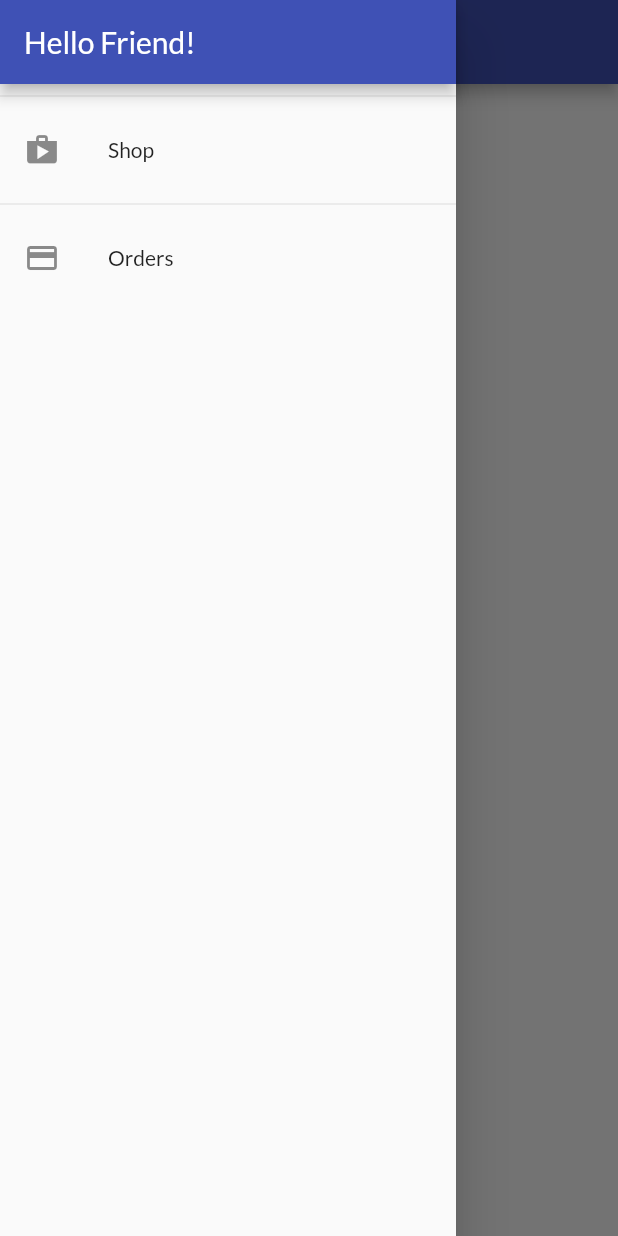
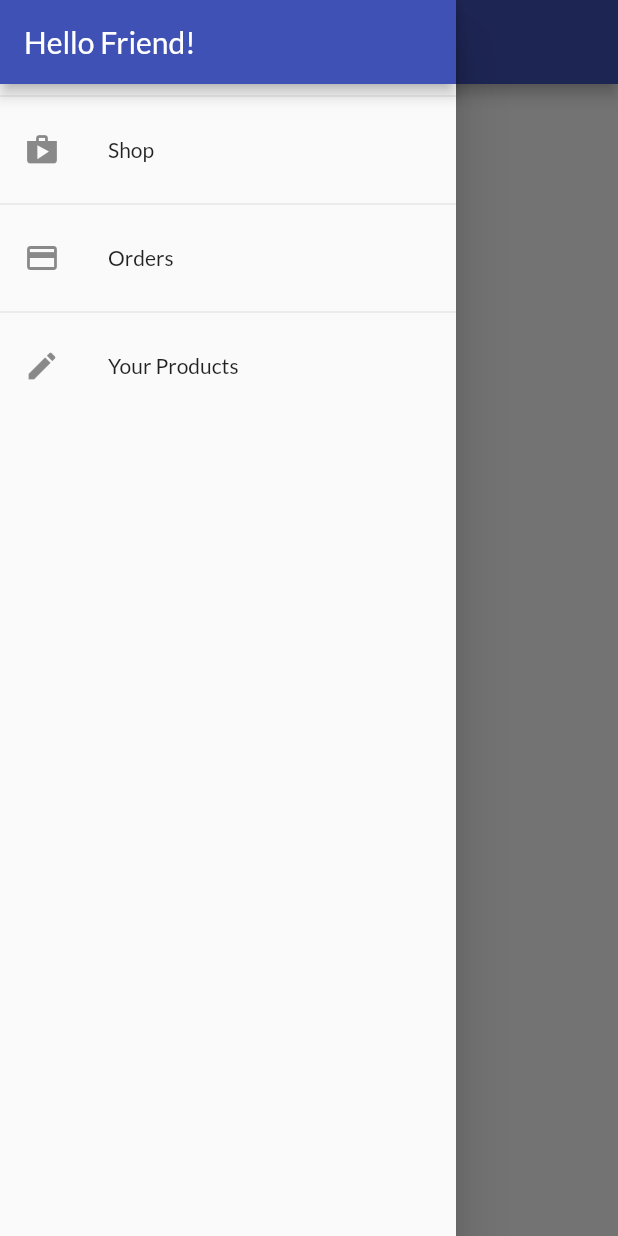
Before and after one commit to alinbabu2010/ShopApp, a Flutter app: the OrdersScreen screen opened by its route, with the side drawer open, on a phone screen of 412 x 824 dp. Run offline on Flutter 3.47's test engine with Material 2 defaults, Android fonts, the phone set to English and light mode, and no system bars; network calls fail.

Commit message:
Add user products navigation and drawer item

```diff
--- a/lib/main.dart
+++ b/lib/main.dart
@@ -7,6 +7,7 @@ import 'package:shop_app/screens/cart_screen.dart';
 import 'package:shop_app/screens/orders_screen.dart';
 import 'package:shop_app/screens/product_detail_screen.dart';
 import 'package:shop_app/screens/products_overview_screen.dart';
+import 'package:shop_app/screens/user_products.dart';
 import 'package:shop_app/utils/constants.dart';
 
 void main() {
@@ -45,6 +46,7 @@ class ShopApp extends StatelessWidget {
               const ProductDetailScreen(),
           CartScreen.routeName: (context) => const CartScreen(),
           OrdersScreen.routeName: (context) => const OrdersScreen(),
+          UserProductsScreen.routeName: (context) => const UserProductsScreen(),
         },
       ),
     );
--- a/lib/widgets/app_drawer.dart
+++ b/lib/widgets/app_drawer.dart
@@ -1,6 +1,7 @@
 import 'package:flutter/material.dart';
 import 'package:shop_app/screens/orders_screen.dart';
 import 'package:shop_app/screens/products_overview_screen.dart';
+import 'package:shop_app/screens/user_products.dart';
 import 'package:shop_app/utils/constants.dart';
 
 class AppDrawer extends StatelessWidget {
@@ -48,6 +49,12 @@ class AppDrawer extends StatelessWidget {
               Icons.payment,
               orders,
               OrdersScreen.routeName,
+            ),
+            buildDrawerItems(
+              context,
+              Icons.edit,
+              yourProducts,
+              UserProductsScreen.routeName,
             )
           ],
         ),
```
